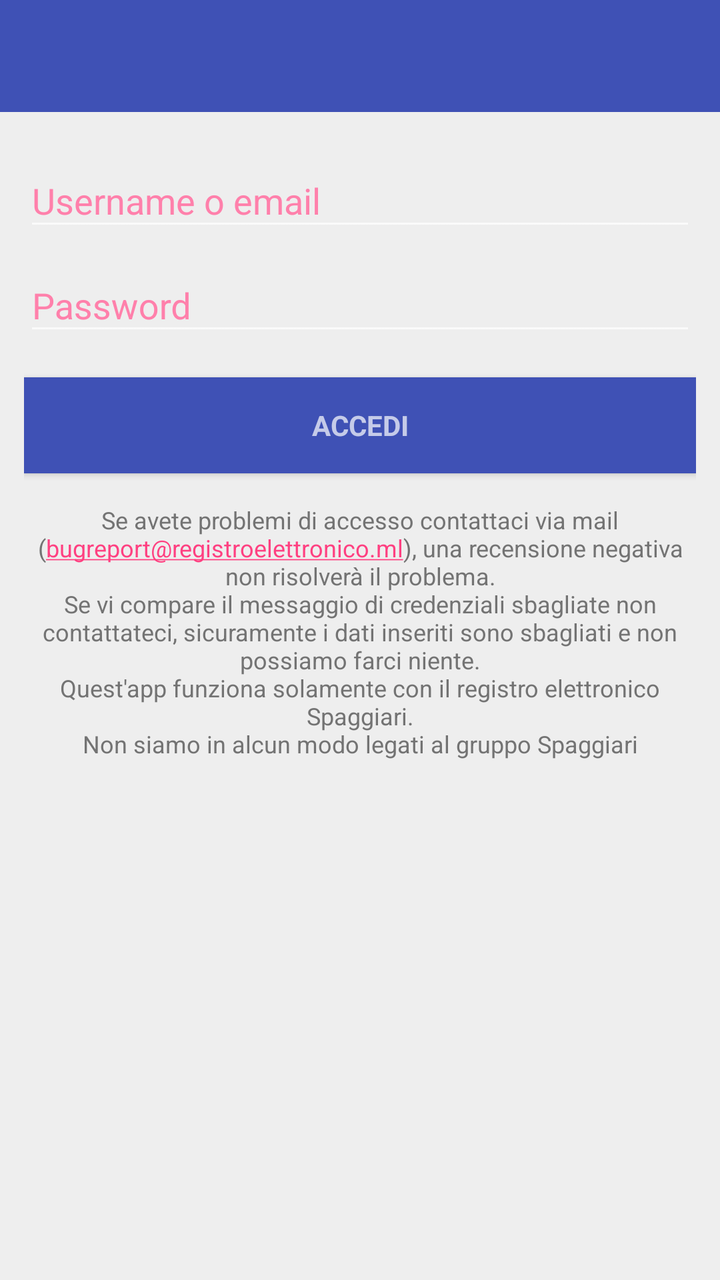
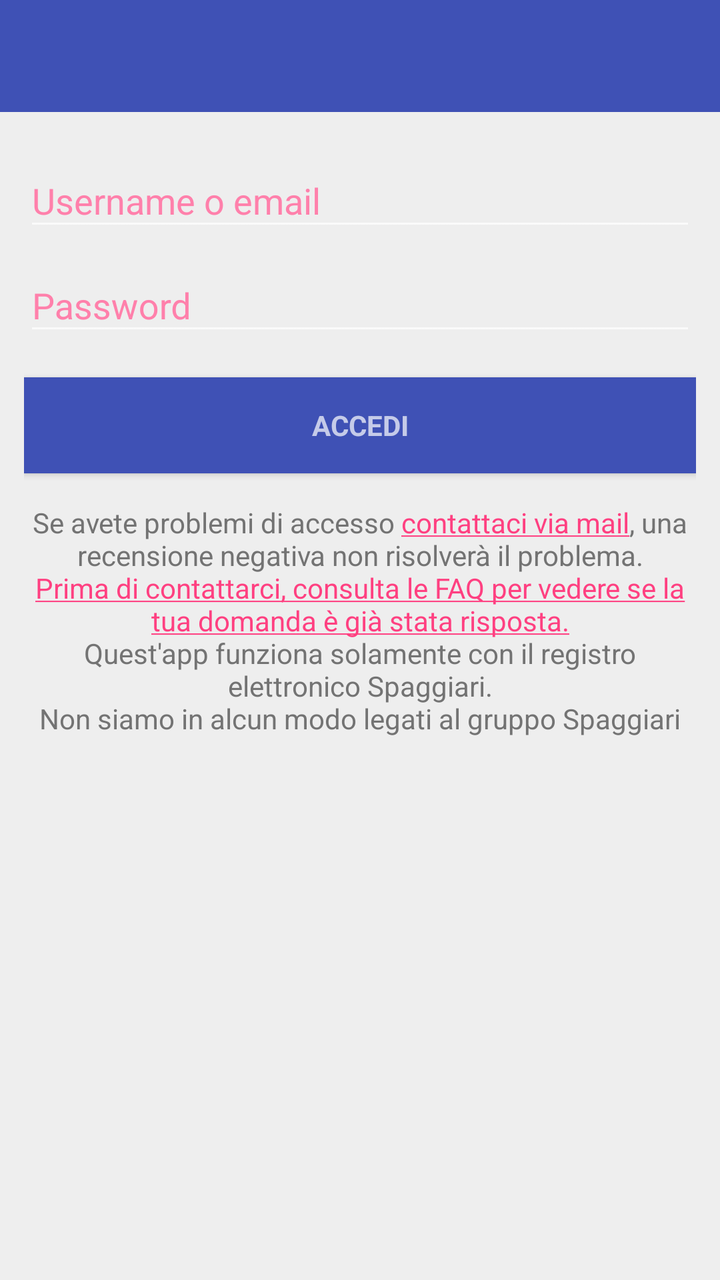

Compare the two renders of this Android layout. The source of the first and the diff that turns it into the second are given below.
<!-- AndroidManifest.xml: application theme AppTheme -->
<!-- res/layout/activity_login.xml -->
<?xml version="1.0" encoding="utf-8"?>
<LinearLayout xmlns:android="http://schemas.android.com/apk/res/android"
    android:layout_width="fill_parent"
    android:layout_height="fill_parent"
    android:orientation="vertical">

    <include
        android:id="@+id/app_bar"
        layout="@layout/app_bar" />

    <LinearLayout
        android:layout_width="fill_parent"
        android:layout_height="fill_parent"
        android:background="@color/background"
        android:gravity="center_horizontal"
        android:orientation="vertical"
        android:paddingBottom="@dimen/activity_vertical_margin"
        android:paddingLeft="@dimen/activity_horizontal_margin"
        android:paddingRight="@dimen/activity_horizontal_margin"
        android:paddingTop="@dimen/activity_vertical_margin">

        <ProgressBar
            android:id="@+id/login_progress"
            style="?android:attr/progressBarStyleLarge"
            android:layout_width="wrap_content"
            android:layout_height="wrap_content"
            android:layout_marginBottom="8.0dip"
            android:visibility="gone" />

        <ScrollView
            android:id="@+id/login_form"
            android:layout_width="fill_parent"
            android:layout_height="fill_parent">

            <LinearLayout
                android:id="@+id/email_login_form"
                android:layout_width="fill_parent"
                android:layout_height="wrap_content"
                android:gravity="center_horizontal"
                android:orientation="vertical">

                <android.support.design.widget.TextInputLayout
                    android:layout_width="fill_parent"
                    android:layout_height="wrap_content">

                    <AutoCompleteTextView
                        android:id="@+id/email"
                        android:layout_width="fill_parent"
                        android:layout_height="wrap_content"
                        android:hint="@string/prompt_email"
                        android:inputType="textEmailAddress"
                        android:maxLines="1"
                        android:textColor="@color/colorAccent" />
                </android.support.design.widget.TextInputLayout>

                <android.support.design.widget.TextInputLayout
                    android:layout_width="fill_parent"
                    android:layout_height="wrap_content">

                    <EditText
                        android:id="@+id/password"
                        android:layout_width="fill_parent"
                        android:layout_height="wrap_content"
                        android:hint="@string/prompt_password"
                        android:imeActionId="@+id/login"
                        android:imeActionLabel="@string/action_sign_in_short"
                        android:imeOptions="normal|actionUnspecified"
                        android:inputType="textPassword"
                        android:maxLines="1"
                        android:textColor="@color/colorAccent" />
                </android.support.design.widget.TextInputLayout>

                <Button
                    android:id="@+id/email_sign_in_button"
                    style="?android:textAppearanceSmall"
                    android:layout_width="fill_parent"
                    android:layout_height="wrap_content"
                    android:layout_marginTop="16.0dip"
                    android:background="@color/colorPrimary"
                    android:text="@string/action_sign_in"
                    android:textStyle="bold" />

                <TextView
                    android:layout_width="wrap_content"
                    android:layout_height="wrap_content"
                    android:layout_marginTop="15.0dip"
                    android:autoLink="email"
                    android:gravity="center"
                    android:text="@string/disclamer"
                    android:textAppearance="?android:textAppearanceSmall"
                    android:textColor="@color/textcolorgrey"
                    android:textSize="12.0sp"
                    android:visibility="visible" />
            </LinearLayout>
        </ScrollView>
    </LinearLayout>
</LinearLayout>
<!-- res/layout/app_bar.xml (included above) -->
<?xml version="1.0" encoding="utf-8"?>
<android.support.v7.widget.Toolbar xmlns:android="http://schemas.android.com/apk/res/android"
    xmlns:app="http://schemas.android.com/apk/res-auto"
    android:layout_width="fill_parent"
    android:layout_height="?actionBarSize"
    android:background="@color/colorPrimary"
    android:theme="@style/AppTheme"
    app:popupTheme="@style/ThemeOverlay.AppCompat.Light" />
<!-- resources referenced by this layout -->
<resources>
  <color name="background">#eeeeee</color>
  <color name="colorAccent">#FF4081</color>
  <color name="colorPrimary">#3F51B5</color>
  <color name="textcolorgrey">#737373</color>
  <dimen name="activity_horizontal_margin">12dp</dimen>
  <dimen name="activity_vertical_margin">12dp</dimen>
  <string name="action_sign_in">Accedi</string>
  <string name="action_sign_in_short">Accedi</string>
  <string name="disclamer">Se avete problemi di accesso contattaci via mail (bugreport@registroelettronico.ml), una recensione negativa non risolverà il problema.\nSe vi compare il messaggio di credenziali sbagliate non contattateci, sicuramente i dati inseriti sono sbagliati e non possiamo farci niente.\nQuest\'app funziona solamente con il registro elettronico Spaggiari.\nNon siamo in alcun modo legati al gruppo Spaggiari</string>
  <string name="prompt_email">Username o email</string>
  <string name="prompt_password">Password</string>
  <style name="AppTheme" parent="Theme.AppCompat.NoActionBar">
          
          <item name="colorPrimary">@color/colorPrimary</item>
          <item name="colorPrimaryDark">@color/colorPrimaryDark</item>
          <item name="colorAccent">@color/colorAccent</item>
          <item name="android:textColorHint">#FF80AB</item>
      </style>
  <color name="colorPrimaryDark">#303F9F</color>
</resources>

<!-- the commit's change to res/layout/activity_login.xml (unified diff, before → after) -->
@@ -81,15 +81,15 @@
                     android:textStyle="bold" />
 
                 <TextView
+                    android:id="@+id/TextViewCommento"
                     android:layout_width="wrap_content"
                     android:layout_height="wrap_content"
                     android:layout_marginTop="15.0dip"
-                    android:autoLink="email"
                     android:gravity="center"
                     android:text="@string/disclamer"
                     android:textAppearance="?android:textAppearanceSmall"
                     android:textColor="@color/textcolorgrey"
-                    android:textSize="12.0sp"
+                    android:textSize="14.0sp"
                     android:visibility="visible" />
             </LinearLayout>
         </ScrollView>
<!-- resource entries referenced after the edit -->
@@ -8,7 +8,7 @@
   <dimen name="activity_vertical_margin">12dp</dimen>
   <string name="action_sign_in">Accedi</string>
   <string name="action_sign_in_short">Accedi</string>
-  <string name="disclamer">Se avete problemi di accesso contattaci via mail (bugreport@registroelettronico.ml), una recensione negativa non risolverà il problema.\nSe vi compare il messaggio di credenziali sbagliate non contattateci, sicuramente i dati inseriti sono sbagliati e non possiamo farci niente.\nQuest\'app funziona solamente con il registro elettronico Spaggiari.\nNon siamo in alcun modo legati al gruppo Spaggiari</string>
+  <string name="disclamer">Se avete problemi di accesso <a href="mailto:bugreport@registroelettronico.ml">contattaci via mail</a>, una recensione negativa non risolverà il problema.\n<a href="https://gist.github.com/simoneluconi/d33d727a974508c24390384fd468fdb0">Prima di contattarci, consulta le FAQ per vedere se la tua domanda è già stata risposta.</a>\nQuest\'app funziona solamente con il registro elettronico Spaggiari.\nNon siamo in alcun modo legati al gruppo Spaggiari</string>
   <string name="prompt_email">Username o email</string>
   <string name="prompt_password">Password</string>
   <style name="AppTheme" parent="Theme.AppCompat.NoActionBar">
